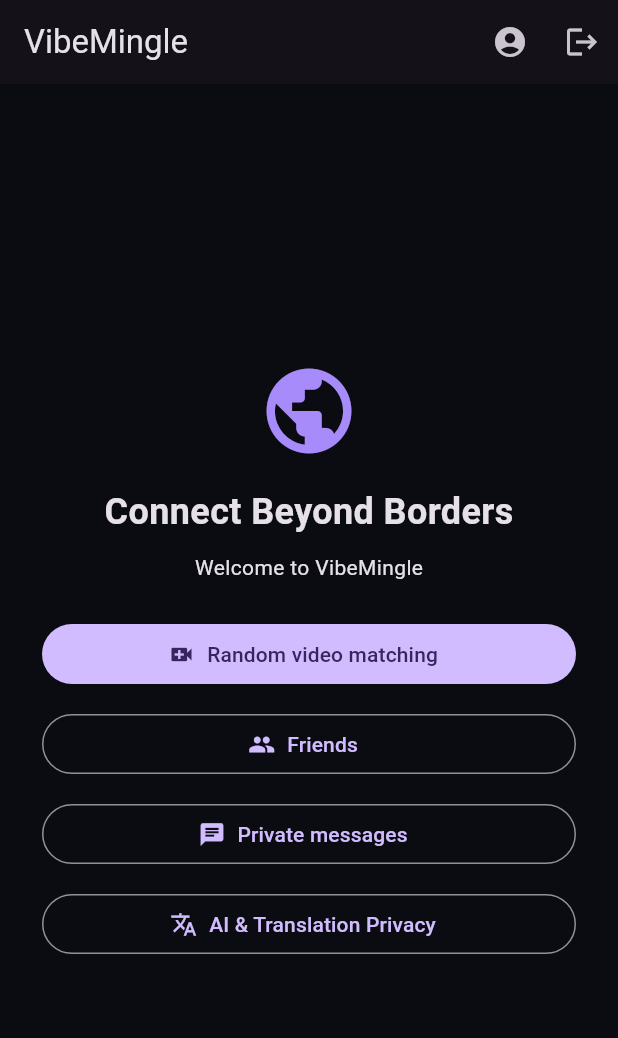
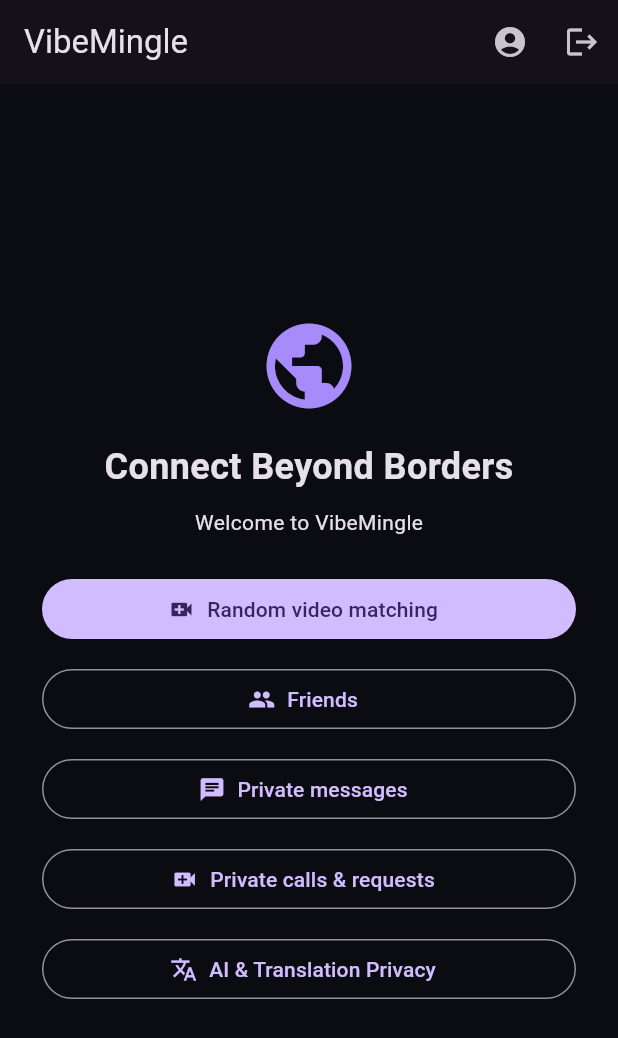
Before and after one commit to vanshiram-pixel/VibeMingle, a Flutter app: the HomeScreen screen opened directly, on a phone screen of 412 x 824 dp. Shown: the top 1038 px of the screen. Run offline on Flutter 3.47's test engine with Material 3 defaults, Android fonts, the phone set to English and light mode, and no system bars; our stand-ins replace flutter_riverpod, image_picker, supabase_flutter; missing offline and left inert: livekit_client; accounts and stored records are empty.

Commit message:
feat(home): add private calls and call requests entry

```diff
--- a/apps/mobile/lib/src/features/home/home_screen.dart
+++ b/apps/mobile/lib/src/features/home/home_screen.dart
@@ -7,6 +7,7 @@ import '../friends/friends_screen.dart';
 import '../matching/matching_screen.dart';
 import '../profile/edit_profile_screen.dart';
 import '../messaging/messaging_screen.dart';
+import '../calls/call_requests_screen.dart';
 import '../settings/ai_consent_screen.dart';
 
 class HomeScreen extends StatefulWidget {
@@ -86,6 +87,11 @@ class _HomeScreenState extends State<HomeScreen> with WidgetsBindingObserver {
         )),
         const SizedBox(height: 12),
         SizedBox(width: double.infinity, child: OutlinedButton.icon(
+          onPressed: () => Navigator.push(context, MaterialPageRoute(builder: (_) => const CallRequestsScreen())),
+          icon: const Icon(Icons.video_call), label: const Text('Private calls & requests'),
+        )),
+        const SizedBox(height: 12),
+        SizedBox(width: double.infinity, child: OutlinedButton.icon(
           onPressed: () => Navigator.push(context, MaterialPageRoute(builder: (_) => const AiConsentScreen())),
           icon: const Icon(Icons.translate), label: const Text('AI & Translation Privacy'),
         )),
```
